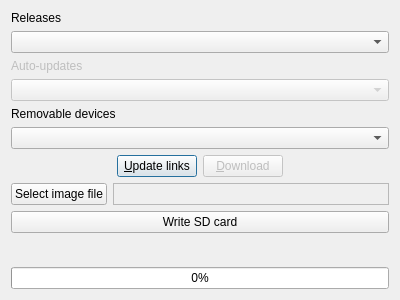
The window that installer.ui (RasPlex/rasplex-installer) describes before a commit, drawn with Qt 5.
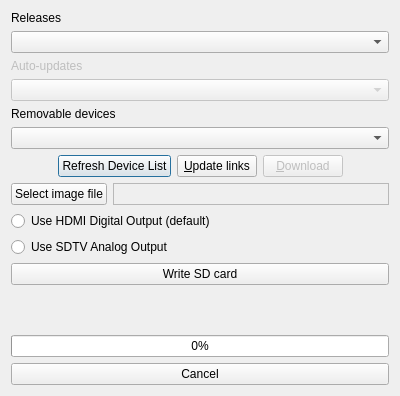
The same window after the commit.

```diff
--- a/installer.ui
+++ b/installer.ui
@@ -7,7 +7,7 @@
     <x>0</x>
     <y>0</y>
     <width>400</width>
-    <height>300</height>
+    <height>396</height>
    </rect>
   </property>
   <property name="windowTitle">
@@ -66,6 +66,13 @@
        </property>
       </spacer>
      </item>
+     <item>
+      <widget class="QPushButton" name="refreshDeiceListButton">
+       <property name="text">
+        <string>Refresh Device List</string>
+       </property>
+      </widget>
+     </item>
      <item>
       <widget class="QPushButton" name="linksButton">
        <property name="text">
@@ -122,6 +129,20 @@
      </item>
     </layout>
    </item>
+   <item>
+    <widget class="QRadioButton" name="hdmiOutputButton">
+     <property name="text">
+      <string>Use HDMI Digital Output (default)</string>
+     </property>
+    </widget>
+   </item>
+   <item>
+    <widget class="QRadioButton" name="sdtvOutputButton">
+     <property name="text">
+      <string>Use SDTV Analog Output</string>
+     </property>
+    </widget>
+   </item>
    <item>
     <widget class="QPushButton" name="writeButton">
      <property name="text">
@@ -142,6 +163,13 @@
      </property>
     </spacer>
    </item>
+   <item>
+    <widget class="QLabel" name="messageBar">
+     <property name="text">
+      <string/>
+     </property>
+    </widget>
+   </item>
    <item>
     <widget class="QProgressBar" name="progressBar">
      <property name="value">
@@ -149,6 +177,13 @@
      </property>
     </widget>
    </item>
+   <item>
+    <widget class="QPushButton" name="cancelButton">
+     <property name="text">
+      <string>Cancel</string>
+     </property>
+    </widget>
+   </item>
   </layout>
  </widget>
  <layoutdefault spacing="6" margin="11"/>
```
Left out of the diff: 3 changed lines with no effect on the pictures.
